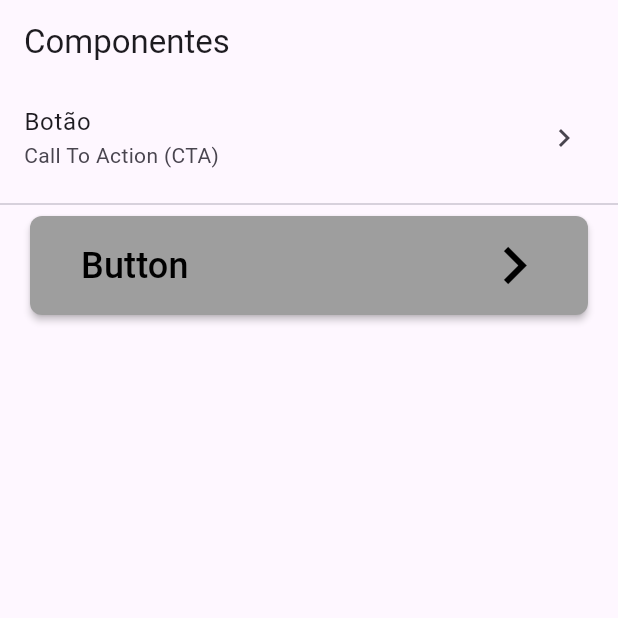
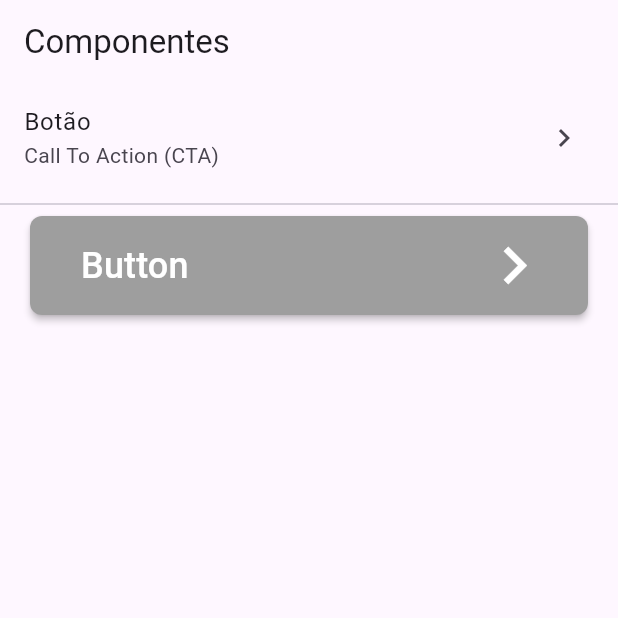
Before and after one commit to habibasseiss/charity_finder, a Flutter app: the screen it shows after launch, on a phone screen of 412 x 824 dp, the top half of it. Run offline on Flutter 3.47's test engine with Material 2 defaults, Android fonts, the phone set to English and light mode, and no system bars.

Commit message:
add param textColor

```diff
--- a/lib/src/components/components_list_view.dart
+++ b/lib/src/components/components_list_view.dart
@@ -32,8 +32,9 @@ class ComponentsListView extends StatelessWidget {
             onPressed: () {
               print('teste');
             },
+            title: 'Button',
             backgroundColor: Colors.grey,
-            title: 'Button',
+            textColor: Colors.white,
           ),
         ],
       ),
--- a/lib/src/components/shared/button_widget.dart
+++ b/lib/src/components/shared/button_widget.dart
@@ -6,12 +6,14 @@ class ButtonWidget extends StatefulWidget {
   final Function onPressed;
   final String title;
   final Color? backgroundColor;
+  final Color textColor;
   final double borderRadiusValue;
 
   const ButtonWidget({
     super.key,
     required this.onPressed,
     required this.title,
+    this.textColor = Colors.black,
     this.backgroundColor,
     this.borderRadiusValue = 8.0,
   });
@@ -44,12 +46,12 @@ class _ButtonWidgetState extends State<ButtonWidget> {
             children: [
               Text(
                 widget.title,
-                style: const TextStyle(fontSize: 24, color: Colors.black),
+                style: TextStyle(fontSize: 24, color: widget.textColor),
               ),
-              const Icon(
+              Icon(
                 Icons.chevron_right,
                 size: 50,
-                color: Colors.black,
+                color: widget.textColor,
               ),
             ],
           ),
```
